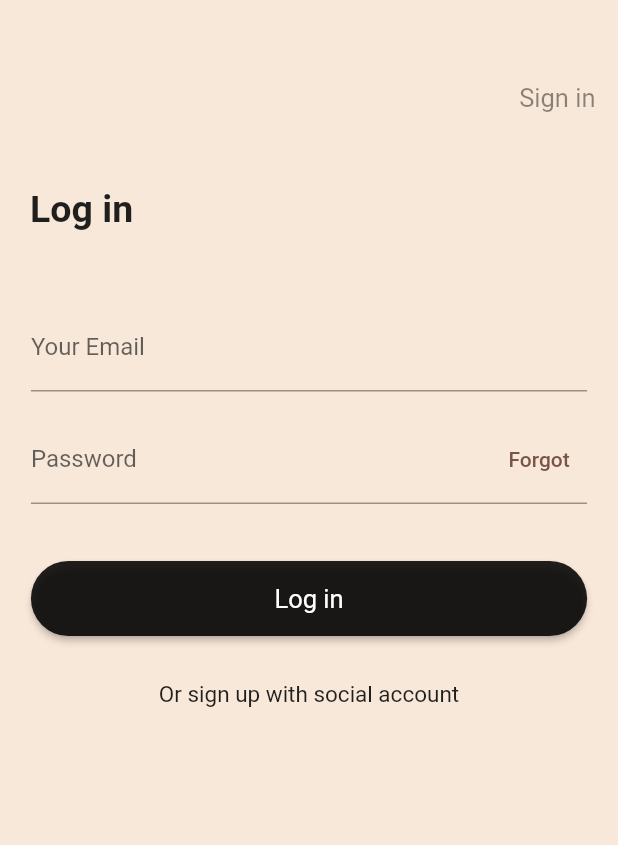
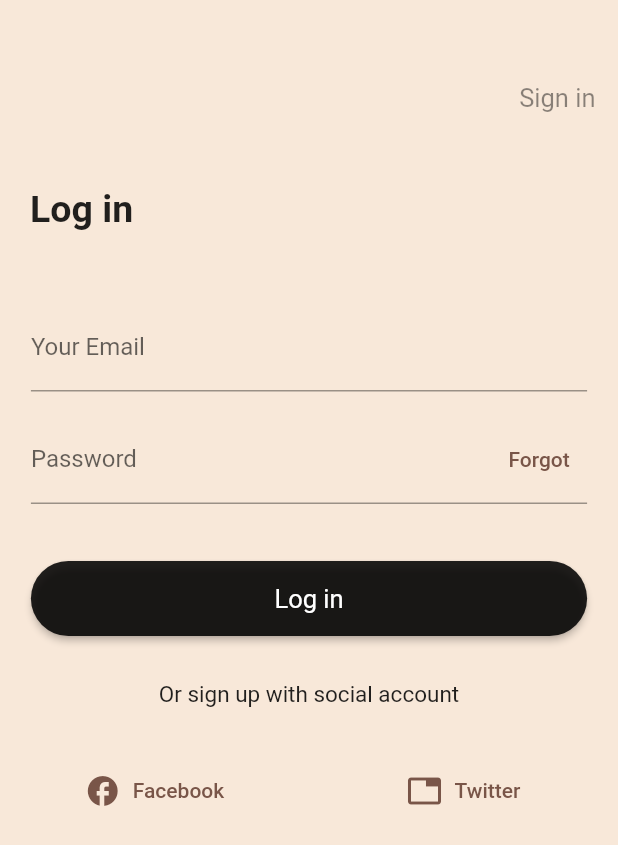
Before and after one commit to vitto2/signup-screen, a Flutter app: the screen it shows after launch, on a phone screen of 412 x 824 dp. Shown: the top 845 px of the screen. Run offline on Flutter 3.47's test engine with Material 2 defaults, Android fonts, the phone set to English and light mode, and no system bars.

Commit message:
criando text button e substituindo os botões de redes sociais

```diff
--- a/lib/src/pages/login_page.dart
+++ b/lib/src/pages/login_page.dart
@@ -1,5 +1,6 @@
 import 'package:flutter/material.dart';
 import 'package:signup/src/widgets/elevated_button.dart';
+import 'package:signup/src/widgets/my_text_button_icon.dart';
 import 'package:signup/src/widgets/text_field_widget.dart';
 import 'package:signup/src/widgets/text_widget.dart';
 
@@ -106,8 +107,36 @@ class Login_page extends StatelessWidget {
               data: "Or sign up with social account",
               fontSize: 15,
             ),
-            Row(
-              children: const [],
+            const SizedBox(
+              height: 30,
+            ),
+            SizedBox(
+              width: screenSize.width,
+              child: Row(
+                mainAxisAlignment: MainAxisAlignment.spaceAround,
+                children: [
+                  SizedBox(
+                    height: 50,
+                    width: 150,
+                    child: MyTextButtonicon(
+                      label: MyText(data: "Facebook"),
+                      onPressed: () {},
+                      icon: const Icon(Icons.facebook),
+                      shape: const StadiumBorder(),
+                    ),
+                  ),
+                  SizedBox(
+                    height: 50,
+                    width: 150,
+                    child: MyTextButtonicon(
+                      label: MyText(data: "Twitter"),
+                      onPressed: () {},
+                      icon: const Icon(Icons.tab),
+                      shape: const StadiumBorder(),
+                    ),
+                  )
+                ],
+              ),
             )
           ],
         ),
--- /dev/null
+++ b/lib/src/widgets/my_text_button_icon.dart
@@ -0,0 +1,34 @@
+import 'package:flutter/material.dart';
+
+class MyTextButtonicon extends StatelessWidget {
+  MyTextButtonicon({
+    required this.onPressed,
+    required this.icon,
+    required this.label,
+    this.backgroundColor,
+    this.shape,
+    this.side,
+    super.key,
+  });
+
+  void Function()? onPressed;
+  Widget icon;
+  Widget label;
+  Color? backgroundColor;
+  OutlinedBorder? shape;
+  BorderSide? side;
+
+  @override
+  Widget build(BuildContext context) {
+    return TextButton.icon(
+      onPressed: onPressed,
+      icon: icon,
+      label: label,
+      style: ElevatedButton.styleFrom(
+        backgroundColor: backgroundColor,
+        shape: shape,
+        side: side,
+      ),
+    );
+  }
+}
```
